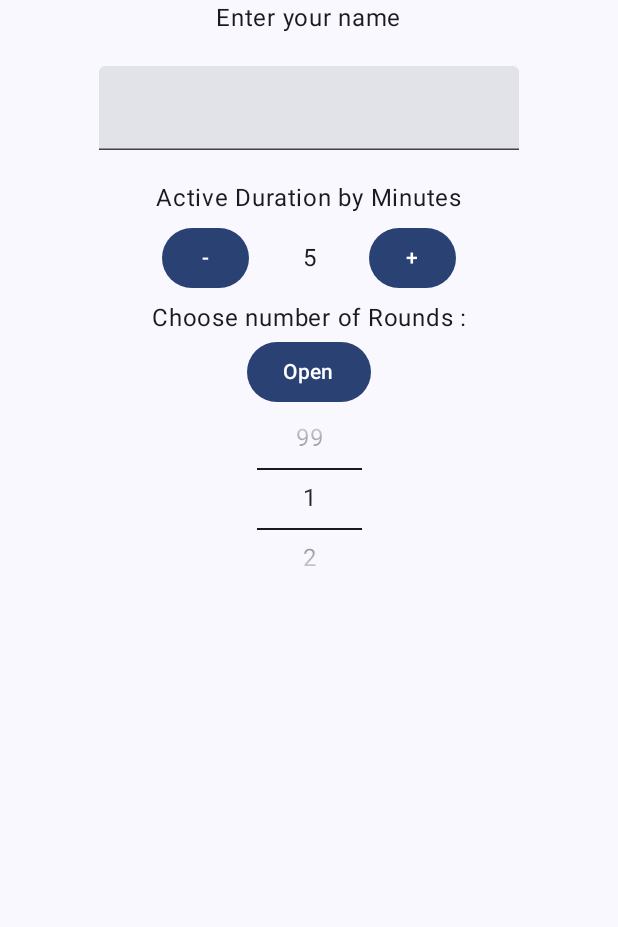
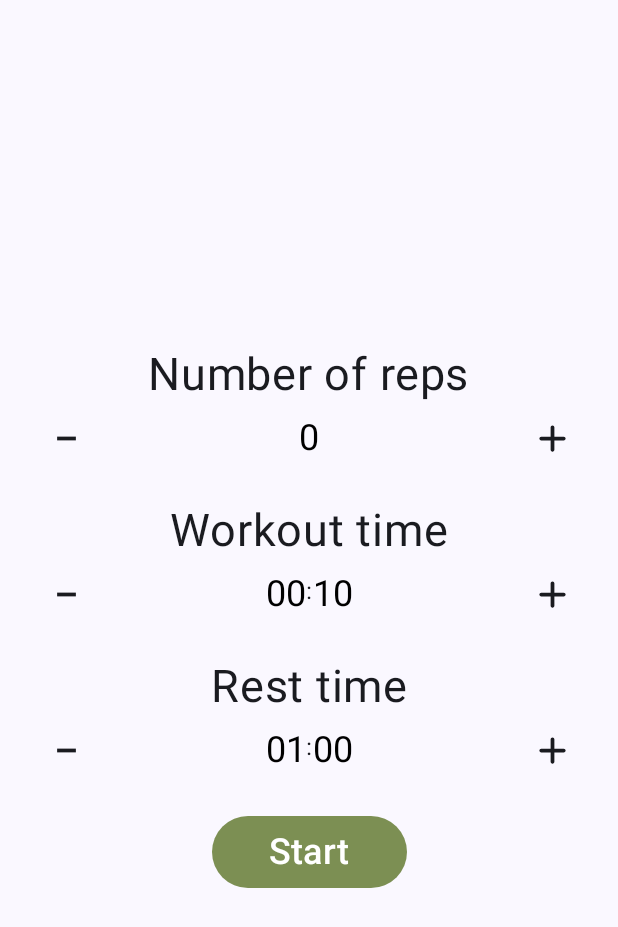
Before and after one commit to lhahut96/fittimer, an Android app built with Jetpack Compose: the screen it shows after launch (MainActivity), on a phone screen of 412 x 824 dp. Shown: the top 927 px of the screen. Run offline under Robolectric (Android 15) with nearby library versions, the phone set to English and light mode, and no system bars.

Commit message:
finish first screen

```diff
--- a/app/build.gradle.kts
+++ b/app/build.gradle.kts
@@ -59,6 +59,7 @@ dependencies {
     implementation(libs.androidx.ui.graphics)
     implementation(libs.androidx.ui.tooling.preview)
     implementation(libs.androidx.material3)
+    implementation(libs.androidx.lifecycle.viewmodel.compose)
     testImplementation(libs.junit)
     androidTestImplementation(libs.androidx.junit)
     androidTestImplementation(libs.androidx.espresso.core)
--- a/app/src/main/java/com/example/kotlinproject/MainActivity.kt
+++ b/app/src/main/java/com/example/kotlinproject/MainActivity.kt
@@ -23,6 +23,7 @@ import androidx.compose.foundation.text.KeyboardOptions
 import androidx.compose.material3.Button
 import androidx.compose.material3.LocalTextStyle
 import androidx.compose.material3.Scaffold
+import androidx.compose.material3.Surface
 import androidx.compose.material3.Text
 import androidx.compose.material3.TextField
 import androidx.compose.material3.TextFieldDefaults
@@ -41,6 +42,7 @@ import androidx.compose.ui.tooling.preview.Preview
 import androidx.compose.ui.unit.dp
 import androidx.compose.ui.unit.sp
 import androidx.compose.ui.window.Dialog
+import com.example.kotlinproject.ui.FitTimerScreen
 import com.example.kotlinproject.ui.theme.KotLinProjectTheme
 
 class MainActivity : ComponentActivity() {
@@ -49,109 +51,12 @@ class MainActivity : ComponentActivity() {
         enableEdgeToEdge()
         setContent {
             KotLinProjectTheme {
-                Scaffold(modifier = Modifier.fillMaxSize()) { innerPadding ->
-                    Greeting(
-                        name = "Android",
-                        modifier = Modifier.padding(innerPadding)
-                    )
+                Surface(
+                    modifier = Modifier.fillMaxSize(),
+                ) {
+                    FitTimerScreen()
                 }
             }
         }
     }
 }
-
-@Composable
-fun Greeting(name: String, modifier: Modifier = Modifier) {
-    var numberOfRounds by remember { mutableStateOf("5") }
-    Column(
-        modifier = modifier.fillMaxWidth(),
-        horizontalAlignment = Alignment.CenterHorizontally
-    ) {
-        Text(text = "Enter your name")
-        Spacer(modifier = Modifier.height(20.dp))
-        TextField(value = "", onValueChange = {})
-        Spacer(modifier = Modifier.height(20.dp))
-
-        ValueSection(numberOfRounds.toString(), changeValue = {
-            numberOfRounds = it
-        })
-    }
-}
-
-@Composable
-fun ValueSection(
-    initialValue: String = "2",
-    changeValue: (it: String) -> Unit,
-    modifier: Modifier = Modifier
-) {
-    val values = remember { (1..99).map { it.toString() } }
-    val valuesPickerState = rememberPickerState()
-    Text(text = "Active Duration by Minutes")
-    Row(verticalAlignment = Alignment.CenterVertically) {
-        Button(onClick = { /*TODO*/ }) {
-            Text(text = "-")
-        }
-        TextField(
-            value = initialValue,
-            onValueChange = { changeValue(it) },
-            modifier = Modifier
-                .width(80.dp),
-            textStyle = LocalTextStyle.current.copy(textAlign = TextAlign.Center),
-            colors = TextFieldDefaults.colors(
-                focusedContainerColor = Color.Transparent,
-                unfocusedContainerColor = Color.Transparent,
-                focusedIndicatorColor = Color.Transparent,
-                unfocusedIndicatorColor = Color.Transparent,
-                disabledIndicatorColor = Color.Transparent
-            ),
-            keyboardOptions = KeyboardOptions(keyboardType = KeyboardType.Number)
-        )
-
-
-
-        Button(onClick = { /*TODO*/ }) {
-            Text(text = "+")
-        }
-    }
-
-    Text(text = "Choose number of Rounds :")
-
-    val openMinimalDialog = remember { mutableStateOf(false) }
-    Button(onClick = { openMinimalDialog.value = true }) {
-        Text(text = "Open")
-    }
-    Picker(
-        state = valuesPickerState,
-        items = values,
-        visibleItemsCount = 3,
-        modifier = modifier
-            .width(70.dp),
-        textModifier = Modifier.padding(8.dp),
-    )
-    if (openMinimalDialog.value) {
-        Dialog(onDismissRequest = { openMinimalDialog.value = false }) {
-            Column(modifier = Modifier.background(Color.White).width(300.dp).height(300.dp)) {
-                Picker(
-                    state = valuesPickerState,
-                    items = values,
-                    visibleItemsCount = 7,
-                    modifier = modifier
-                        .width(70.dp),
-                    textModifier = Modifier.padding(8.dp),
-                )
-            }
-
-        }
-    }
-
-}
-
-@Preview(showBackground = true)
-@Composable
-fun GreetingPreview() {
-    KotLinProjectTheme {
-        Scaffold {
-            Greeting("Android", modifier = Modifier.padding(it))
-        }
-    }
-}
--- a/app/src/main/java/com/example/kotlinproject/Picker.kt
+++ /dev/null
@@ -1,122 +0,0 @@
-package com.example.kotlinproject
-
-import androidx.compose.foundation.ExperimentalFoundationApi
-import androidx.compose.foundation.gestures.snapping.rememberSnapFlingBehavior
-import androidx.compose.foundation.layout.Box
-import androidx.compose.foundation.layout.fillMaxWidth
-import androidx.compose.foundation.layout.height
-import androidx.compose.foundation.layout.offset
-import androidx.compose.foundation.lazy.LazyColumn
-import androidx.compose.foundation.lazy.rememberLazyListState
-import androidx.compose.material3.Divider
-import androidx.compose.material3.LocalContentColor
-import androidx.compose.material3.LocalTextStyle
-import androidx.compose.material3.Text
-import androidx.compose.runtime.Composable
-import androidx.compose.runtime.LaunchedEffect
-import androidx.compose.runtime.mutableStateOf
-import androidx.compose.runtime.remember
-import androidx.compose.runtime.snapshotFlow
-import androidx.compose.ui.Alignment
-import androidx.compose.ui.Modifier
-import androidx.compose.ui.draw.drawWithContent
-import androidx.compose.ui.graphics.BlendMode
-import androidx.compose.ui.graphics.Brush
-import androidx.compose.ui.graphics.Color
-import androidx.compose.ui.graphics.CompositingStrategy
-import androidx.compose.ui.graphics.graphicsLayer
-import androidx.compose.ui.layout.onSizeChanged
-import androidx.compose.ui.platform.LocalDensity
-import androidx.compose.ui.text.TextStyle
-import androidx.compose.ui.text.style.TextOverflow
-import kotlinx.coroutines.flow.distinctUntilChanged
-import kotlinx.coroutines.flow.map
-
-@OptIn(ExperimentalFoundationApi::class)
-@Composable
-fun Picker(
-    items: List<String>,
-    state: PickerState = rememberPickerState(),
-    modifier: Modifier = Modifier,
-    startIndex: Int = 0,
-    visibleItemsCount: Int = 3,
-    textModifier: Modifier = Modifier,
-    textStyle: TextStyle = LocalTextStyle.current,
-    dividerColor: Color = LocalContentColor.current,
-) {
-
-    val visibleItemsMiddle = visibleItemsCount / 2
-    val listScrollCount = Integer.MAX_VALUE
-    val listScrollMiddle = listScrollCount / 2
-    val listStartIndex = listScrollMiddle - listScrollMiddle % items.size - visibleItemsMiddle + startIndex
-
-    fun getItem(index: Int) = items[index % items.size]
-
-    val listState = rememberLazyListState(initialFirstVisibleItemIndex = listStartIndex)
-    val flingBehavior = rememberSnapFlingBehavior(lazyListState = listState)
-
-    val itemHeightPixels = remember { mutableStateOf(0) }
-    val itemHeightDp = pixelsToDp(itemHeightPixels.value)
-
-    val fadingEdgeGradient = remember {
-        Brush.verticalGradient(
-            0f to Color.Transparent,
-            0.5f to Color.Black,
-            1f to Color.Transparent
-        )
-    }
-
-    LaunchedEffect(listState) {
-        snapshotFlow { listState.firstVisibleItemIndex }
-            .map { index -> getItem(index + visibleItemsMiddle) }
-            .distinctUntilChanged()
-            .collect { item -> state.selectedItem = item }
-    }
-
-    Box(modifier = modifier) {
-
-        LazyColumn(
-            state = listState,
-            flingBehavior = flingBehavior,
-            horizontalAlignment = Alignment.CenterHorizontally,
-            modifier = Modifier
-                .fillMaxWidth()
-                .height(itemHeightDp * visibleItemsCount)
-                .fadingEdge(fadingEdgeGradient)
-        ) {
-            items(listScrollCount) { index ->
-                Text(
-                    text = getItem(index),
-                    maxLines = 2,
-                    overflow = TextOverflow.Ellipsis,
-                    style = textStyle,
-                    modifier = Modifier
-                        .onSizeChanged { size -> itemHeightPixels.value = size.height }
-                        .then(textModifier)
-                )
-            }
-        }
-
-        Divider(
-            color = dividerColor,
-            modifier = Modifier.offset(y = itemHeightDp * visibleItemsMiddle)
-        )
-
-        Divider(
-            color = dividerColor,
-            modifier = Modifier.offset(y = itemHeightDp * (visibleItemsMiddle + 1))
-        )
-
-    }
-
-}
-
-private fun Modifier.fadingEdge(brush: Brush) = this
-    .graphicsLayer(compositingStrategy = CompositingStrategy.Offscreen)
-    .drawWithContent {
-        drawContent()
-        drawRect(brush = brush, blendMode = BlendMode.DstIn)
-    }
-
-@Composable
-private fun pixelsToDp(pixels: Int) = with(LocalDensity.current) { pixels.toDp() }
--- a/app/src/main/java/com/example/kotlinproject/PickerState.kt
+++ /dev/null
@@ -1,14 +0,0 @@
-package com.example.kotlinproject
-
-import androidx.compose.runtime.Composable
-import androidx.compose.runtime.getValue
-import androidx.compose.runtime.mutableStateOf
-import androidx.compose.runtime.remember
-import androidx.compose.runtime.setValue
-
-@Composable
-fun rememberPickerState() = remember { PickerState() }
-
-class PickerState {
-    var selectedItem by mutableStateOf("")
-}
--- /dev/null
+++ b/app/src/main/java/com/example/kotlinproject/ui/FitTImerScreen.kt
@@ -0,0 +1,170 @@
+package com.example.kotlinproject.ui
+
+import androidx.compose.foundation.background
+import androidx.compose.foundation.layout.Arrangement
+import androidx.compose.foundation.layout.Column
+import androidx.compose.foundation.layout.IntrinsicSize
+import androidx.compose.foundation.layout.Row
+import androidx.compose.foundation.layout.Spacer
+import androidx.compose.foundation.layout.defaultMinSize
+import androidx.compose.foundation.layout.fillMaxWidth
+import androidx.compose.foundation.layout.height
+import androidx.compose.foundation.layout.padding
+import androidx.compose.foundation.layout.size
+import androidx.compose.foundation.layout.width
+import androidx.compose.foundation.layout.wrapContentSize
+import androidx.compose.foundation.layout.wrapContentWidth
+import androidx.compose.foundation.text.BasicTextField
+import androidx.compose.foundation.text.KeyboardActions
+import androidx.compose.foundation.text.KeyboardOptions
+import androidx.compose.material.icons.Icons
+import androidx.compose.material.icons.rounded.Add
+import androidx.compose.material3.Button
+import androidx.compose.material3.ButtonColors
+import androidx.compose.material3.Icon
+import androidx.compose.material3.IconButton
+import androidx.compose.material3.OutlinedTextField
+import androidx.compose.material3.OutlinedTextFieldDefaults
+import androidx.compose.material3.Text
+import androidx.compose.material3.TextField
+import androidx.compose.runtime.Composable
+import androidx.compose.runtime.collectAsState
+import androidx.compose.ui.Alignment
+import androidx.compose.ui.Modifier
+import androidx.compose.ui.graphics.Color
+import androidx.compose.ui.res.colorResource
+import androidx.compose.ui.res.painterResource
+import androidx.compose.ui.res.stringResource
+import androidx.compose.ui.text.TextStyle
+import androidx.compose.ui.text.input.KeyboardType
+import androidx.compose.ui.unit.dp
+import androidx.compose.ui.unit.sp
+import androidx.lifecycle.viewmodel.compose.viewModel
+import com.example.kotlinproject.R
+
+@Composable
+fun FitTimerScreen(fitTimerViewModel: FitTimerViewModel = viewModel()) {
+    val fitTimerState = fitTimerViewModel.uiState.collectAsState()
+
+    Column(
+        verticalArrangement = Arrangement.Center,
+        horizontalAlignment = Alignment.CenterHorizontally,
+        modifier = Modifier
+            .fillMaxWidth()
+            .padding(start = 20.dp, end = 20.dp)
+    ) {
+        Column(
+            verticalArrangement = Arrangement.spacedBy(20.dp, Alignment.CenterVertically),
+            horizontalAlignment = Alignment.CenterHorizontally,
+            modifier = Modifier.fillMaxWidth()
+        ) {
+            FitTimerComponent(
+                text = stringResource(id = R.string.rep_string),
+                fitTimerState.value.numberOfRounds.toString(),
+                increaseHandler = { fitTimerViewModel.increase(FitTimerType.REP) },
+                decreaseHandler = { fitTimerViewModel.decrease(FitTimerType.REP) },
+                onStringChange = fitTimerViewModel.changeWorkOutTimeByString,
+            )
+            FitTimerComponent(
+                text = stringResource(id = R.string.workout_string),
+                value = fitTimerState.value.workoutTime.formatedMinutes(),
+                secondValue = fitTimerState.value.workoutTime.formatedSeconds(),
+                increaseHandler = { fitTimerViewModel.increase(FitTimerType.WORKOUT) },
+                decreaseHandler = { fitTimerViewModel.decrease(FitTimerType.WORKOUT) },
+                onStringChange = fitTimerViewModel.changeWorkOutTimeByString
+            )
+            FitTimerComponent(
+                text = stringResource(id = R.string.rest_string),
+                value = fitTimerState.value.restTime.formatedMinutes(),
+                secondValue = fitTimerState.value.restTime.formatedSeconds(),
+                increaseHandler = { fitTimerViewModel.increase(FitTimerType.REST) },
+                decreaseHandler = { fitTimerViewModel.decrease(FitTimerType.REST) },
+                onStringChange = fitTimerViewModel.changeWorkOutTimeByString
+            )
+        }
+        Spacer(modifier = Modifier.height(20.dp))
+        Button(
+            onClick = {},
+            colors = ButtonColors(
+                colorResource(id = R.color.primary),
+                colorResource(id = R.color.white),
+                colorResource(id = R.color.primary),
+                colorResource(id = R.color.primary),
+            ),
+            modifier = Modifier
+                .width(130.dp)
+                .height(48.dp)
+        ) {
+            Text(text = "Start", fontSize = 24.sp)
+        }
+    }
+}
+
+@Composable
+fun FitTimerComponent(
+    text: String = "Default Text",
+    value: String = "00:00",
+    secondValue: String = "",
+    increaseHandler: () -> Unit,
+    decreaseHandler: () -> Unit,
+    onStringChange: (String) -> Unit,
+) {
+    Column(
+        verticalArrangement = Arrangement.Center,
+        horizontalAlignment = Alignment.CenterHorizontally,
+        modifier = Modifier.fillMaxWidth()
+    ) {
+        Text(text = text, fontSize = 30.sp)
+        Row(
+            verticalAlignment = Alignment.CenterVertically,
+            horizontalArrangement = Arrangement.SpaceBetween,
+            modifier = Modifier.fillMaxWidth()
+        ) {
+            IconButton(onClick = { decreaseHandler() }) {
+                Icon(
+                    painter = painterResource(id = R.drawable.check_indeterminate_small),
+                    contentDescription = "Minus Button",
+                    modifier = Modifier.size(30.dp)
+                )
+            }
+            Row(
+                horizontalArrangement = Arrangement.Center
+            ) {
+                BasicTextField(
+                    value = value,
+                    onValueChange = {},
+                    textStyle = TextStyle(fontSize = 24.sp),
+                    keyboardOptions = KeyboardOptions.Default.copy(keyboardType = KeyboardType.Number),
+                    keyboardActions = KeyboardActions(onDone = { onStringChange(value) }),
+                    modifier = Modifier
+                        .width(IntrinsicSize.Min)
+                        .padding(0.dp),
+                    singleLine = true
+                )
+                if (!secondValue.isBlank()) {
+                    Text(text = ":")
+                    BasicTextField(
+                        value = secondValue,
+                        onValueChange = {},
+                        textStyle = TextStyle(fontSize = 24.sp),
+                        keyboardOptions = KeyboardOptions.Default.copy(keyboardType = KeyboardType.Number),
+                        keyboardActions = KeyboardActions(onDone = { onStringChange(value) }),
+                        modifier = Modifier
+                            .width(IntrinsicSize.Min)
+                            .padding(0.dp),
+                        singleLine = true
+                    )
+                }
+            }
+
+            IconButton(onClick = { increaseHandler() }) {
+                Icon(
+                    Icons.Rounded.Add,
+                    contentDescription = "Minus Button",
+                    modifier = Modifier.size(30.dp)
+                )
+            }
+        }
+
+    }
+}
--- /dev/null
+++ b/app/src/main/java/com/example/kotlinproject/ui/FitTimerUiState.kt
@@ -0,0 +1,9 @@
+package com.example.kotlinproject.ui
+
+import com.example.kotlinproject.data.FitTime
+
+data class FitTimerUiState(
+    val workoutTime: FitTime = FitTime(0,10),
+    val restTime: FitTime = FitTime(1,0),
+    val numberOfRounds: Int = 0
+)
--- /dev/null
+++ b/app/src/main/java/com/example/kotlinproject/ui/FitTimerViewModel.kt
@@ -0,0 +1,65 @@
+package com.example.kotlinproject.ui
+
+import android.util.Log
+import androidx.lifecycle.ViewModel
+import kotlinx.coroutines.flow.MutableStateFlow
+import kotlinx.coroutines.flow.StateFlow
+import kotlinx.coroutines.flow.asStateFlow
+import kotlinx.coroutines.flow.update
+
+class FitTimerViewModel : ViewModel() {
+    private val _uiState = MutableStateFlow(FitTimerUiState())
+
+    var uiState: StateFlow<FitTimerUiState> = _uiState.asStateFlow()
+
+    private val increaseRep: () -> Unit = {
+        _uiState.update { currentState -> currentState.copy(numberOfRounds = currentState.numberOfRounds.inc()) }
+    }
+
+    private val decreaseRep: () -> Unit = {
+        if (_uiState.value.numberOfRounds > 0) {
+            _uiState.update { currentState -> currentState.copy(numberOfRounds = currentState.numberOfRounds.dec()) }
+        }
+    }
+
+    private val increaseWorkOutTime: () -> Unit = {
+        _uiState.update { currentState -> currentState.copy(workoutTime = currentState.workoutTime.increaseTenSecond()) }
+    }
+
+    private val decreaseWorkOutTime: () -> Unit = {
+        _uiState.update { currentState -> currentState.copy(workoutTime = currentState.workoutTime.decreaseTenSecond()) }
+    }
+    private val increaseRestTime: () -> Unit = {
+        _uiState.update { currentState -> currentState.copy(restTime = currentState.restTime.increaseTenSecond()) }
+    }
+
+    private val decreaseRestTime: () -> Unit = {
+        _uiState.update { currentState -> currentState.copy(restTime = currentState.restTime.decreaseTenSecond()) }
+    }
+
+
+    val changeWorkOutTimeByString: (timeString: String) -> Unit = { timeString ->
+        _uiState.update { currentState ->
+            currentState.copy(workoutTime = currentState.workoutTime.setTimeByString(timeString))
+        }
+    }
+
+    val increase: (type: FitTimerType) -> Unit = { type ->
+        when (type) {
+            FitTimerType.REP -> increaseRep()
+            FitTimerType.WORKOUT -> increaseWorkOutTime()
+            FitTimerType.REST -> increaseRestTime()
+        }
+    }
+
+    val decrease: (type: FitTimerType) -> Unit = { type ->
+        when (type) {
+            FitTimerType.REP -> decreaseRep()
+            FitTimerType.WORKOUT -> decreaseWorkOutTime()
+            FitTimerType.REST -> decreaseRestTime()
+        }
+
+    }
+}
+
+enum class FitTimerType { REP, WORKOUT, REST }
--- /dev/null
+++ b/app/src/main/res/drawable/check_indeterminate_small.xml
@@ -0,0 +1,9 @@
+<vector xmlns:android="http://schemas.android.com/apk/res/android"
+    android:width="24dp"
+    android:height="24dp"
+    android:viewportWidth="24"
+    android:viewportHeight="24">
+  <path
+      android:pathData="M7,13V11H17V13H7Z"
+      android:fillColor="#000000"/>
+</vector>
--- a/app/src/main/res/values/colors.xml
+++ b/app/src/main/res/values/colors.xml
@@ -7,4 +7,5 @@
     <color name="teal_700">#FF018786</color>
     <color name="black">#FF000000</color>
     <color name="white">#FFFFFFFF</color>
+    <color name="primary">#7C8F53</color>
 </resources>
--- a/app/src/main/res/values/strings.xml
+++ b/app/src/main/res/values/strings.xml
@@ -1,3 +1,7 @@
 <resources>
     <string name="app_name">KotLin Project</string>
+    <string name="rep_string">Number of reps</string>
+    <string name="workout_string">Workout time</string>
+    <string name="rest_string">Rest time</string>
+
 </resources>
--- a/gradle/libs.versions.toml
+++ b/gradle/libs.versions.toml
@@ -1,5 +1,5 @@
 [versions]
-agp = "8.4.0"
+agp = "8.4.1"
 kotlin = "1.9.0"
 coreKtx = "1.13.1"
 junit = "4.13.2"
@@ -8,9 +8,11 @@ espressoCore = "3.5.1"
 lifecycleRuntimeKtx = "2.8.1"
 activityCompose = "1.9.0"
 composeBom = "2024.05.00"
+lifecycleViewmodelCompose = "2.8.2"
 
 [libraries]
 androidx-core-ktx = { group = "androidx.core", name = "core-ktx", version.ref = "coreKtx" }
+androidx-lifecycle-viewmodel-compose = { module = "androidx.lifecycle:lifecycle-viewmodel-compose", version.ref = "lifecycleViewmodelCompose" }
 junit = { group = "junit", name = "junit", version.ref = "junit" }
 androidx-junit = { group = "androidx.test.ext", name = "junit", version.ref = "junitVersion" }
 androidx-espresso-core = { group = "androidx.test.espresso", name = "espresso-core", version.ref = "espressoCore" }
```
Also changed, not shown: app/src/main/java/com/example/kotlinproject/data/FitTime.kt (added, +83 -0 lines).
